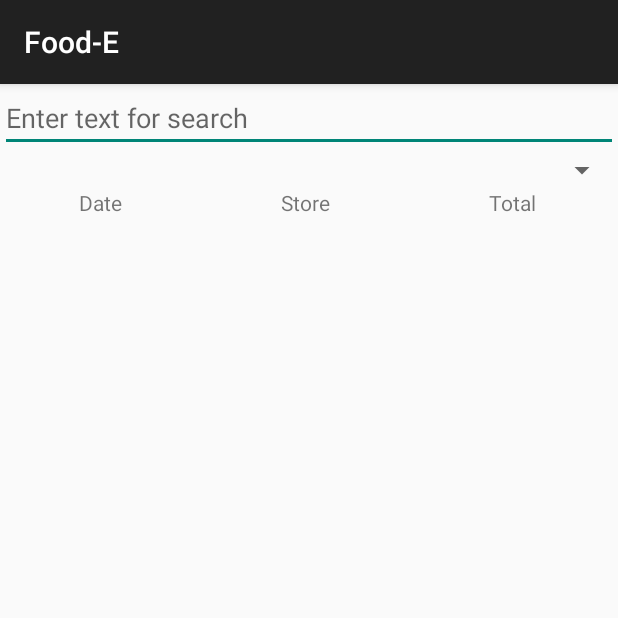
After one commit to yaluen/Bill-E, an Android app: the fragment ReceiptSearchFragment shown on its own in the app's theme, on a phone screen of 412 x 824 dp, the top half of it. The commit adds this screen. Run offline under Robolectric (Android 15) with nearby library versions, the phone set to English and light mode, and no system bars; 4 statements that could not run were skipped.

Commit message:
First elements of the receipt part

```diff
--- a/app/build.gradle
+++ b/app/build.gradle
@@ -24,4 +24,5 @@ dependencies {
     compile 'com.android.support:support-v13:25.1.0'
     compile 'com.android.support:appcompat-v7:25.1.0'
     compile 'com.android.support:design:25.1.0'
+    compile 'com.android.support:support-v4:25.1.0'
 }
--- a/app/src/main/AndroidManifest.xml
+++ b/app/src/main/AndroidManifest.xml
@@ -1,14 +1,14 @@
 <?xml version="1.0" encoding="utf-8"?>
 <manifest xmlns:android="http://schemas.android.com/apk/res/android"
-    package="com.bille.group3.food_e" >
+    package="com.bille.group3.food_e">
 
     <application
         android:allowBackup="true"
         android:icon="@drawable/ic_launcher"
         android:label="@string/app_name"
-        android:theme="@style/Theme.AppCompat.Light.DarkActionBar" >
+        android:theme="@style/Theme.AppCompat.Light.DarkActionBar">
         <activity
-            android:name="com.bille.group3.food_e.MainActivity"
+            android:name=".MainActivity"
             android:label="@string/app_name">
             <intent-filter>
                 <action android:name="android.intent.action.MAIN" />
--- a/app/src/main/java/com/bille/group3/food_e/MainActivity.java
+++ b/app/src/main/java/com/bille/group3/food_e/MainActivity.java
@@ -81,5 +81,4 @@ public class MainActivity extends AppCompatActivity {
         mTabs.getTabAt(2).setIcon(R.drawable.receipt_tab_btn);
         mTabs.getTabAt(3).setIcon(R.drawable.scan_tab_btn);
     }
-
 }
--- /dev/null
+++ b/app/src/main/java/com/bille/group3/food_e/ReceiptSearchFragment.java
@@ -0,0 +1,87 @@
+package com.bille.group3.food_e;
+
+import android.content.Context;
+import android.os.Bundle;
+import android.support.v4.app.Fragment;
+import android.view.LayoutInflater;
+import android.view.View;
+import android.view.ViewGroup;
+
+import java.util.Arrays;
+import java.util.Comparator;
+
+/**
+ *
+ */
+public class ReceiptSearchFragment extends Fragment
+{
+    private Bill[] testdata;
+    private final String[] SHOPS = {"7-11","7-11","Family Markt","Carrefour","7-11",
+            "Family Markt","Burger King","Gap","C%A","Appel Store",};
+    private final String[] DATES = {"12/10/2016","12/11/2016","11/30/2016","12/30/2016",
+            "12/20/2016","11/20/2016","12/14/2016","11/3/2016","12/17/2016","12/24/2016"};
+    private final int[] PRICES = {100,110,200,500,50,70,186,700,896,10000};
+    private final String [] DETAILS ={
+            "Chips 50,Drink 50",
+            "Salad 50,Dressing 10,Drink 50",
+            "Meal 100,Coffee 60,Copies 40",
+            "Coffee 400,Suhsi 100",
+            "Drink 50",
+            "Coffee 70",
+            "Soup 86,Meal 100",
+            "T-Shirt 500,Socks 200",
+            "T-Shirt 600,Underware 296",
+            "Adapter 10000",};
+    public ReceiptSearchFragment()
+    {
+        // Required empty public constructor
+    }
+    public static ReceiptSearchFragment newInstance()
+    {
+        ReceiptSearchFragment fragment = new ReceiptSearchFragment();
+        Bundle args = new Bundle();
+        fragment.setArguments(args);
+        return fragment;
+    }
+    @Override
+    public void onCreate(Bundle savedInstanceState)
+    {
+        super.onCreate(savedInstanceState);
+        Bill[] testdata = new Bill[10];
+        initTestData();
+    }
+    private void initTestData()
+    {
+        //Setup Testdata
+        testdata = new Bill[10];
+        for(int i=0;i<testdata.length;i++)
+        {
+            testdata[i] = new Bill(DATES[i],SHOPS[i],PRICES[i],DETAILS[i]);
+        }
+        Arrays.sort(testdata,new DateComperator());
+    }
+    @Override
+    public View onCreateView(LayoutInflater inflater, ViewGroup container,
+                             Bundle savedInstanceState)
+    {
+        // Inflate the layout for this fragment
+        return inflater.inflate(R.layout.fragment_search_receipt, container, false);
+    }
+    @Override
+    public void onAttach(Context context)
+    {
+        super.onAttach(context);
+    }
+    private class DateComperator implements Comparator
+    {
+        @Override
+        public int compare(Object o, Object t)
+        {
+            if(o instanceof Bill && t instanceof  Bill)
+            {
+                return ((Bill) o).getDate().compareTo(((Bill) t).getDate());
+            }
+            return 0;
+        }
+    }
+}
--- /dev/null
+++ b/app/src/main/res/layout/fragment_search_receipt.xml
@@ -0,0 +1,51 @@
+<LinearLayout xmlns:android="http://schemas.android.com/apk/res/android"
+    xmlns:tools="http://schemas.android.com/tools"
+    tools:context="com.bille.group3.food_e.ReceiptSearchFragment"
+    android:layout_width="match_parent"
+    android:orientation="vertical"
+    android:layout_height="match_parent">
+
+    <EditText
+        android:layout_width="match_parent"
+        android:layout_height="wrap_content"
+        android:inputType="text"
+        android:hint="@string/hint_receipt"
+        android:ems="10"
+        android:id="@+id/receiptSearchBar" />
+
+    <Spinner
+        android:layout_width="match_parent"
+        android:layout_height="wrap_content"
+        android:id="@+id/spinner" />
+
+    <ScrollView
+        android:id="@+id/receiptContent"
+        android:layout_width="match_parent"
+        android:layout_height="match_parent">
+
+        <TableLayout
+            android:layout_width="match_parent"
+            android:layout_height="wrap_content"
+            android:shrinkColumns="*"
+            android:stretchColumns="*">
+
+            <TableRow
+                android:id="@+id/headerTableReceipts"
+                android:layout_width="match_parent"
+                android:layout_height="match_parent">
+
+                <TextView
+                    android:text="@string/receipt_col_0"
+                    android:layout_gravity="center_horizontal" />
+
+                <TextView
+                    android:text="@string/receipt_col_1"
+                    android:layout_gravity="center_horizontal" />
+
+                <TextView
+                    android:text="@string/receipt_col_2"
+                    android:layout_gravity="center_horizontal" />
+            </TableRow>
+        </TableLayout>
+    </ScrollView>
+</LinearLayout>
--- a/app/src/main/res/values/strings.xml
+++ b/app/src/main/res/values/strings.xml
@@ -6,5 +6,17 @@
     <string name="title_section2">Section 2</string>
     <string name="title_section3">Section 3</string>
     <string name="action_settings">Settings</string>
+    <!--Strings receipt search -->
+    <string name="hint_receipt">Enter text for search</string>
+    <string-array name="sort_options">
+        <item>Date</item>
+        <item>Store</item>
+        <item>Total</item>
+    </string-array>
+    <string name="receipt_col_0">Date</string>
+    <string name="receipt_col_1">Store</string>
+    <string name="receipt_col_2">Total</string>
 
+    <!-- TODO: Remove or change this placeholder text -->
+    <string name="hello_blank_fragment">Hello blank fragment</string>
 </resources>
```
